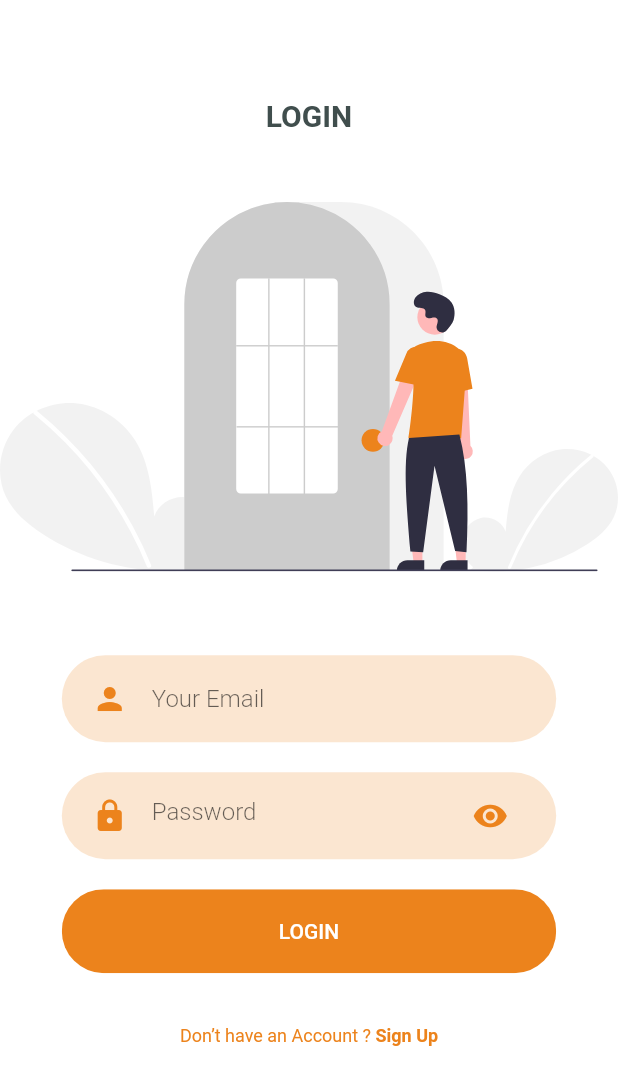
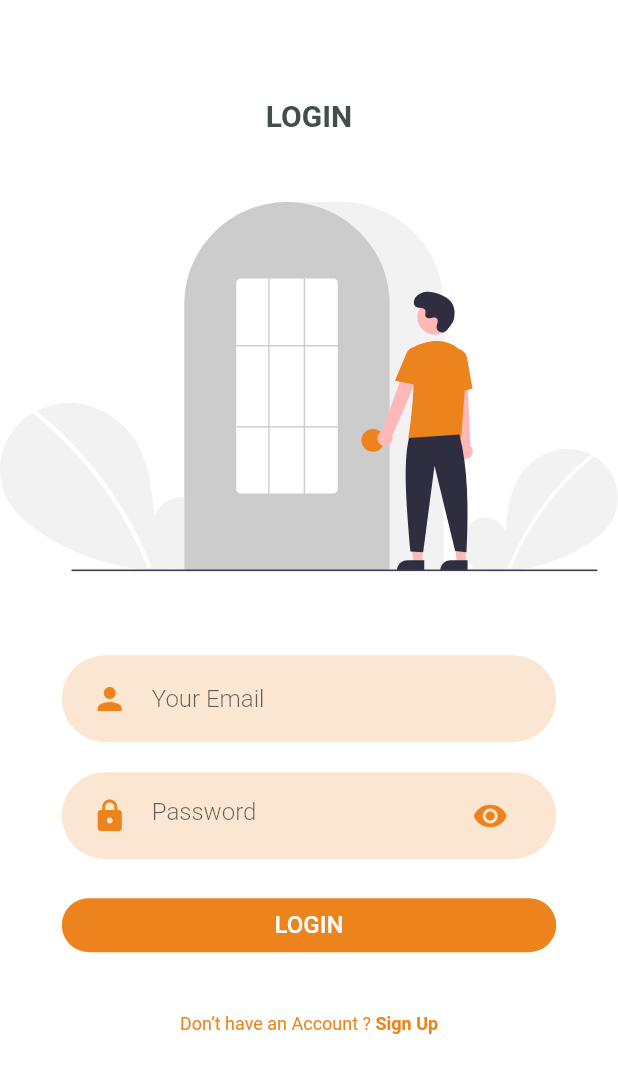
Before and after one commit to tinoper/miflutterapp, a Flutter app: the screen it shows after launch, on a phone screen of 412 x 824 dp. Shown: the top 1085 px of the screen. Run offline on Flutter 3.47's test engine with Material 2 defaults, Android fonts, the phone set to English and light mode, and no system bars; our stand-ins replace flutter_svg.

Commit message:
Refactor2021 A
Starting with Responsive design

```diff
--- a/lib/pages/profile_page.dart
+++ b/lib/pages/profile_page.dart
@@ -1,7 +1,7 @@
 import 'package:flutter/cupertino.dart';
 import 'package:flutter/material.dart';
 import 'package:flutter/rendering.dart';
-import 'package:miflutterapp/utils/colors.dart';
+import 'package:miflutterapp/ui_params/colors.dart';
 import 'package:miflutterapp/widgets/rounded_button.dart';
 
 class UserProfile extends StatefulWidget {
--- a/lib/widgets/rounded_button.dart
+++ b/lib/widgets/rounded_button.dart
@@ -1,10 +1,12 @@
 import 'package:flutter/material.dart';
-import 'package:miflutterapp/utils/colors.dart';
+import 'package:flutter/rendering.dart';
+import 'package:miflutterapp/ui_params/colors.dart';
 
 class RoundedButton extends StatelessWidget {
   final String text;
   final Function press;
   final Color color, textColor;
+
   const RoundedButton({
     Key key,
     this.text,
@@ -19,16 +21,18 @@ class RoundedButton extends StatelessWidget {
     return Container(
       margin: EdgeInsets.symmetric(vertical: 10),
       width: size.width * 0.8,
-      child: ClipRRect(
-        borderRadius: BorderRadius.circular(29),
-        child: FlatButton(
-          padding: EdgeInsets.symmetric(vertical: 20, horizontal: 40),
-          color: color,
-          onPressed: press,
-          child: Text(
-            text,
-            style: TextStyle(color: textColor),
+      child: ElevatedButton(
+        style: ElevatedButton.styleFrom(
+          elevation: 0,
+          //fixedSize: _buttonDesktopScreenSize(context),
+          shape: new RoundedRectangleBorder(
+            borderRadius: new BorderRadius.circular(size.width * 0.10),
           ),
+        ),
+        onPressed: press,
+        child: Text(
+          text,
+          style: TextStyle(color: textColor, fontSize: 16),
         ),
       ),
     );
--- a/lib/widgets/rounded_input_field.dart
+++ b/lib/widgets/rounded_input_field.dart
@@ -1,5 +1,6 @@
 import 'package:flutter/material.dart';
-import 'package:miflutterapp/utils/colors.dart';
+import 'package:miflutterapp/ui_params/colors.dart';
+
 import 'text_field_container.dart';
 
 class RoundedInputField extends StatelessWidget {
@@ -18,16 +19,17 @@ class RoundedInputField extends StatelessWidget {
     return TextFieldContainer(
       child: TextField(
         onChanged: onChanged,
-       cursorColor: primaryColor,
+        cursorColor: primaryColor,
         decoration: InputDecoration(
           icon: Icon(
             icon,
-            color: primaryColor ,
+            color: primaryColor,
             //color: primaryColor,
           ),
           hintText: hintText,
           border: InputBorder.none,
         ),
+        style: TextStyle(fontSize: 16),
       ),
     );
   }
--- a/lib/widgets/rounded_password_field.dart
+++ b/lib/widgets/rounded_password_field.dart
@@ -1,7 +1,6 @@
 import 'package:flutter/material.dart';
-import 'package:miflutterapp/utils/colors.dart';
+import 'package:miflutterapp/ui_params/colors.dart';
 import 'package:miflutterapp/widgets/text_field_container.dart';
-
 
 class RoundedPasswordField extends StatelessWidget {
   final ValueChanged<String> onChanged;
--- a/lib/widgets/text_field_container.dart
+++ b/lib/widgets/text_field_container.dart
@@ -1,6 +1,5 @@
 import 'package:flutter/material.dart';
-import 'package:miflutterapp/utils/colors.dart';
-
+import 'package:miflutterapp/ui_params/colors.dart';
 
 class TextFieldContainer extends StatelessWidget {
   final Widget child;
```
Also changed, not shown: lib/main.dart (+1 -7 lines), lib/pages/form_page.dart (+49 -0 lines), lib/pages/list_page.dart (+14 -0 lines), lib/pages/login_page.dart (+22 -10 lines), lib/ui_params/miflutterapp_sizes.dart (added, +22 -0 lines), lib/repository/players_repository.dart (renamed from lib/Repository/players_repository.dart), lib/ui_params/colors.dart (renamed from lib/utils/colors.dart), lib/ui_params/my_app_theme.dart (renamed from lib/utils/my_app_theme.dart), lib/widgets/common/app_bar.dart (added).
